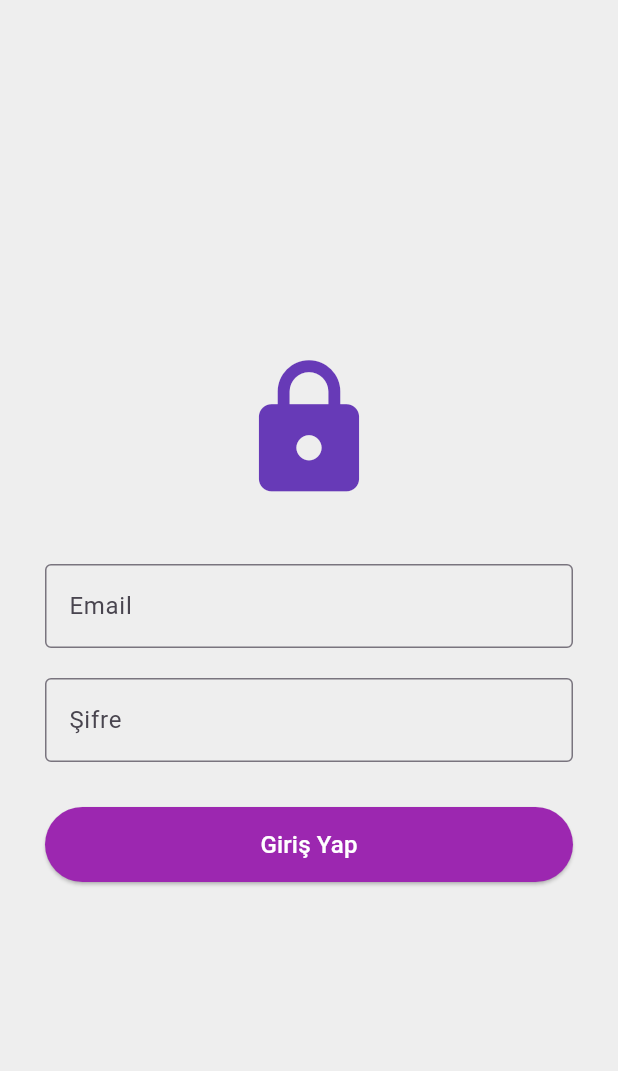
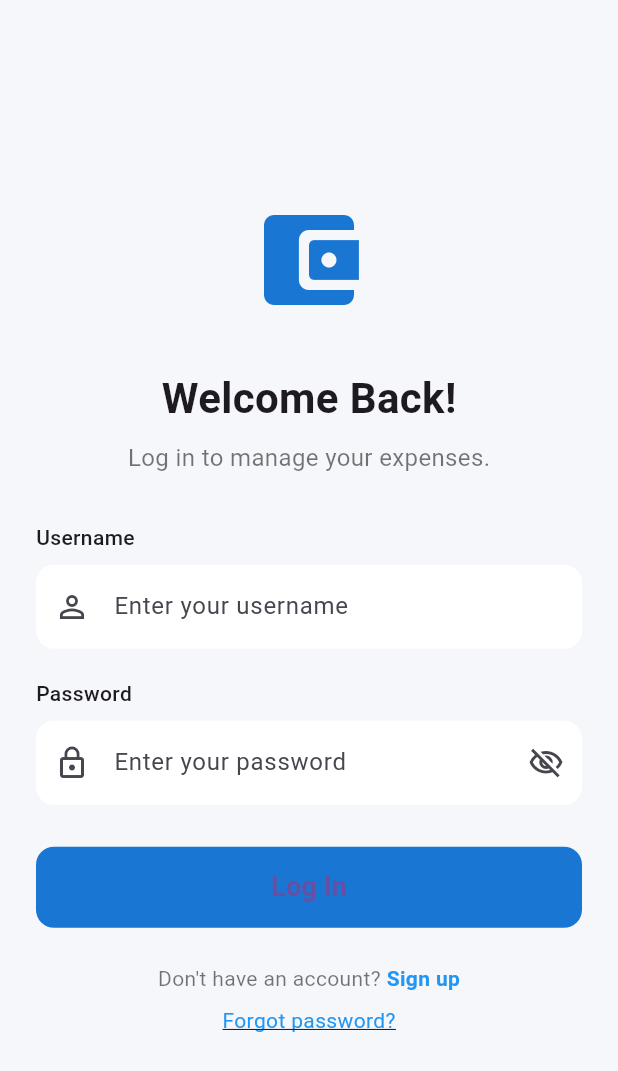
Before and after one commit to Galipacikel/DataLiva, a Flutter app: the screen it shows after launch, on a phone screen of 412 x 824 dp. Shown: the top 1071 px of the screen. Run offline on Flutter 3.47's test engine with Material 3 defaults, Android fonts, the phone set to English and light mode, and no system bars.

Commit message:
Login sayfası modern tasarıma güncellendi

```diff
--- a/lib/login_page.dart
+++ b/lib/login_page.dart
@@ -9,64 +9,140 @@ class LoginPage extends StatefulWidget {
 }
 
 class _LoginPageState extends State<LoginPage> {
-  final TextEditingController _emailController = TextEditingController();
+  final TextEditingController _usernameController = TextEditingController();
   final TextEditingController _passwordController = TextEditingController();
 
+  // Sadece bu kullanıcı adı ve şifre ile giriş yapılabilsin
+  final String _validUsername = 'galip';
+  final String _validPassword = '1234';
+
   void _login() {
-    // Burada gerçek doğrulama yok. Doğrudan geçiyoruz.
+    if (_usernameController.text == _validUsername &&
+        _passwordController.text == _validPassword) {
       Navigator.pushReplacement(
         context,
         MaterialPageRoute(builder: (context) => const HomePage()),
       );
+    } else {
+      ScaffoldMessenger.of(context).showSnackBar(
+        const SnackBar(content: Text('Kullanıcı adı veya şifre hatalı!')),
+      );
+    }
+  }
+
+  void _goToSignUp() {
+    Navigator.pushNamed(context, '/signup');
+  }
+
+  void _goToForgotPassword() {
+    Navigator.pushNamed(context, '/forgot');
   }
 
   @override
   Widget build(BuildContext context) {
     return Scaffold(
-      backgroundColor: Colors.grey[200],
+      backgroundColor: const Color(0xFFF5F7FA),
       body: Center(
+        child: SingleChildScrollView(
           child: Padding(
-          padding: const EdgeInsets.symmetric(horizontal: 30),
-          child: SingleChildScrollView(
+            padding: const EdgeInsets.symmetric(horizontal: 24),
             child: Column(
               mainAxisAlignment: MainAxisAlignment.center,
               children: [
-                const Icon(Icons.lock, size: 100, color: Colors.deepPurple),
                 const SizedBox(height: 40),
+                Icon(Icons.account_balance_wallet_rounded, size: 80, color: Colors.blue[700]),
+                const SizedBox(height: 32),
+                const Text(
+                  'Welcome Back!',
+                  style: TextStyle(fontSize: 28, fontWeight: FontWeight.bold),
+                ),
+                const SizedBox(height: 8),
+                const Text(
+                  'Log in to manage your expenses.',
+                  style: TextStyle(fontSize: 16, color: Colors.black54),
+                ),
+                const SizedBox(height: 32),
+                Align(
+                  alignment: Alignment.centerLeft,
+                  child: Text('Username', style: TextStyle(fontWeight: FontWeight.w500)),
+                ),
+                const SizedBox(height: 8),
                 TextField(
-                  controller: _emailController,
-                  decoration: const InputDecoration(
-                    labelText: 'Email',
-                    border: OutlineInputBorder(),
+                  controller: _usernameController,
+                  decoration: InputDecoration(
+                    prefixIcon: const Icon(Icons.person_outline),
+                    hintText: 'Enter your username',
+                    filled: true,
+                    fillColor: Colors.white,
+                    border: OutlineInputBorder(
+                      borderRadius: BorderRadius.circular(12),
+                      borderSide: BorderSide.none,
+                    ),
                   ),
                 ),
                 const SizedBox(height: 20),
+                Align(
+                  alignment: Alignment.centerLeft,
+                  child: Text('Password', style: TextStyle(fontWeight: FontWeight.w500)),
+                ),
+                const SizedBox(height: 8),
                 TextField(
                   controller: _passwordController,
                   obscureText: true,
-                  decoration: const InputDecoration(
-                    labelText: 'Şifre',
-                    border: OutlineInputBorder(),
+                  decoration: InputDecoration(
+                    prefixIcon: const Icon(Icons.lock_outline),
+                    hintText: 'Enter your password',
+                    filled: true,
+                    fillColor: Colors.white,
+                    border: OutlineInputBorder(
+                      borderRadius: BorderRadius.circular(12),
+                      borderSide: BorderSide.none,
+                    ),
+                    suffixIcon: const Icon(Icons.visibility_off_outlined),
                   ),
                 ),
-                const SizedBox(height: 30),
-                ElevatedButton(
+                const SizedBox(height: 28),
+                SizedBox(
+                  width: double.infinity,
+                  height: 54,
+                  child: ElevatedButton(
                     onPressed: _login,
                     style: ElevatedButton.styleFrom(
-                    backgroundColor: Colors.purple,
+                      backgroundColor: Colors.blue[700],
                       shape: RoundedRectangleBorder(
-                      borderRadius: BorderRadius.circular(25),
+                        borderRadius: BorderRadius.circular(12),
                       ),
-                    minimumSize: Size(double.infinity, 50),
+                      elevation: 0,
                     ),
-                  child: Text(
-                    "Giriş Yap",
-                    style: TextStyle(
-                      color: Colors.white,
-                      fontSize: 16,
+                    child: const Text(
+                      'Log In',
+                      style: TextStyle(fontSize: 18, fontWeight: FontWeight.bold),
                     ),
                   ),
                 ),
+                const SizedBox(height: 24),
+                Row(
+                  mainAxisAlignment: MainAxisAlignment.center,
+                  children: [
+                    const Text("Don't have an account? ", style: TextStyle(color: Colors.black54)),
+                    GestureDetector(
+                      onTap: _goToSignUp,
+                      child: const Text(
+                        'Sign up',
+                        style: TextStyle(color: Colors.blue, fontWeight: FontWeight.bold),
+                      ),
+                    ),
+                  ],
+                ),
+                const SizedBox(height: 8),
+                GestureDetector(
+                  onTap: _goToForgotPassword,
+                  child: const Text(
+                    'Forgot password?',
+                    style: TextStyle(color: Colors.blue, decoration: TextDecoration.underline),
+                  ),
+                ),
+                const SizedBox(height: 40),
               ],
             ),
           ),
```
Lines whose indentation alone changed are shown as unchanged.
